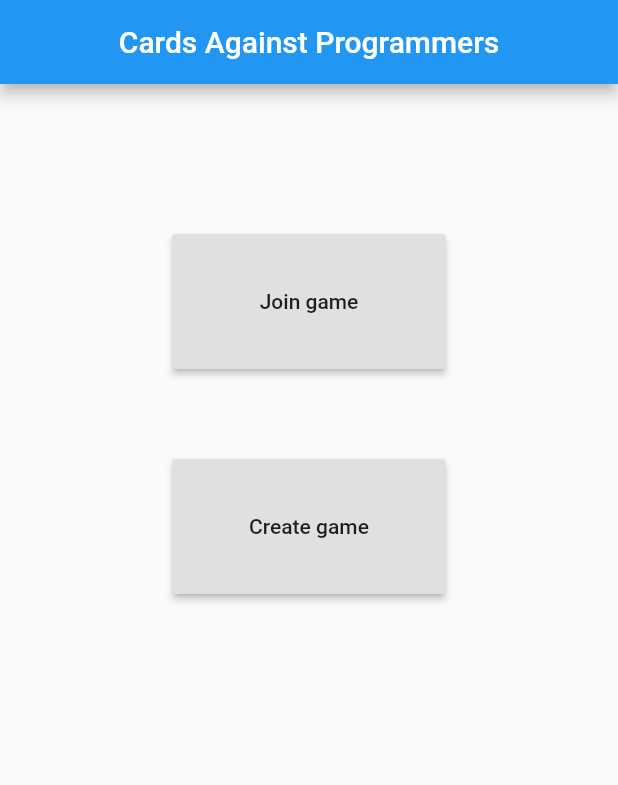
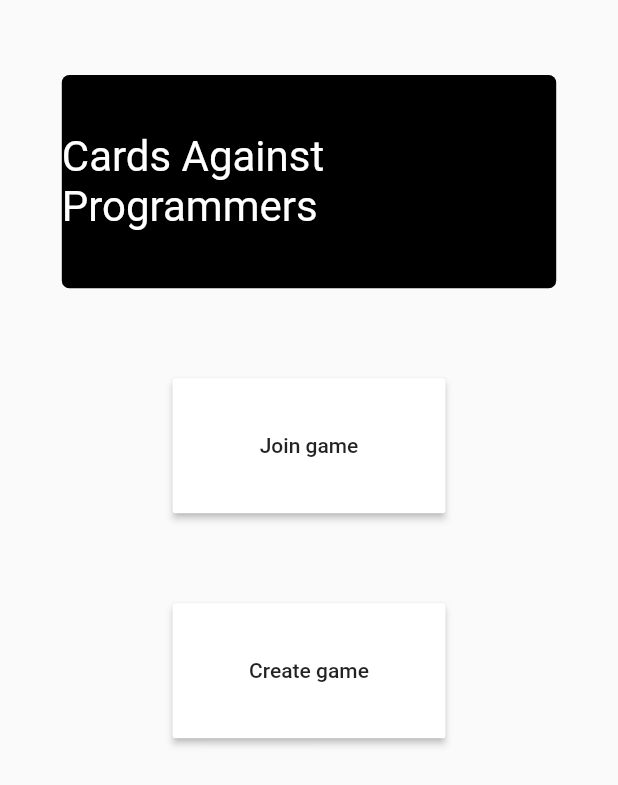
Before and after one commit to AndreasVu/Flutter-demo, a Flutter app: the screen it shows after launch, on a phone screen of 412 x 824 dp. Shown: the top 785 px of the screen. Run offline on Flutter 3.47's test engine with Material 2 defaults, Android fonts, the phone set to English and light mode, and no system bars.

Commit message:
New card design for main menu

```diff
--- a/lib/main.dart
+++ b/lib/main.dart
@@ -29,18 +29,36 @@ class MyHomePage extends StatelessWidget {
   @override
   Widget build(BuildContext context) {
     return Scaffold(
-      appBar: AppBar(
-        title: Center(
-          child: Text('Cards Against Programmers'),
-        ),
-      ),
       body: Center(
         child: Container(
-          padding: EdgeInsets.fromLTRB(0, 100, 0, 0),
           child: Column(
             crossAxisAlignment: CrossAxisAlignment.center,
             children: <Widget>[
+              Padding(
+                padding: EdgeInsets.fromLTRB(0, 50, 0, 0),
+              ),
+              Flexible(
+                child: FractionallySizedBox(
+                  alignment: Alignment.center,
+                  widthFactor: 0.8,
+                  heightFactor: 0.3,
+                  child: Container(
+                    constraints: BoxConstraints.expand(),
+                    decoration: BoxDecoration(
+                      color: Colors.black,
+                      borderRadius: new BorderRadius.all(new Radius.circular(5.0)),
+                    ),
+                    child: Center(
+                      child: Text("Cards Against Programmers", style: TextStyle(color: Colors.white, fontSize: 28)),
+                    )
+                  ),
+                ),
+              ),
+              Padding(
+                  padding: EdgeInsets.fromLTRB(0, 60, 0, 0),
+              ),
               RaisedButton(
+                color: Colors.white,
                 onPressed: () {
                   Navigator.pushNamed(context, '/join');
                 },
@@ -56,6 +74,7 @@ class MyHomePage extends StatelessWidget {
                 padding: EdgeInsets.fromLTRB(0, 60, 0, 0),
               ),
               RaisedButton(
+                color: Colors.white,
                 onPressed: () {
                   Navigator.pushNamed(context, '/create');
                 },
```
